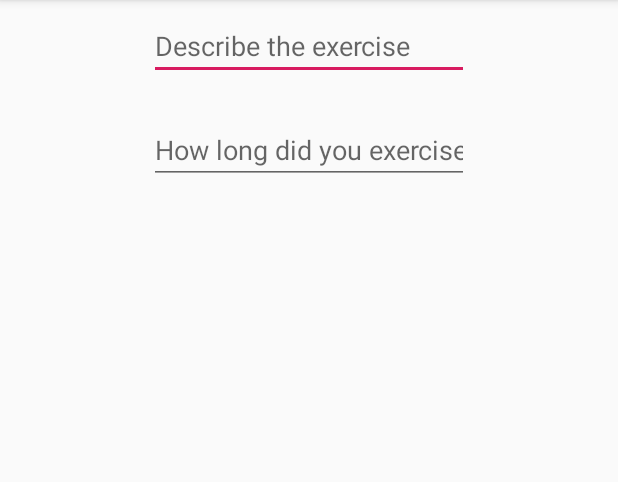
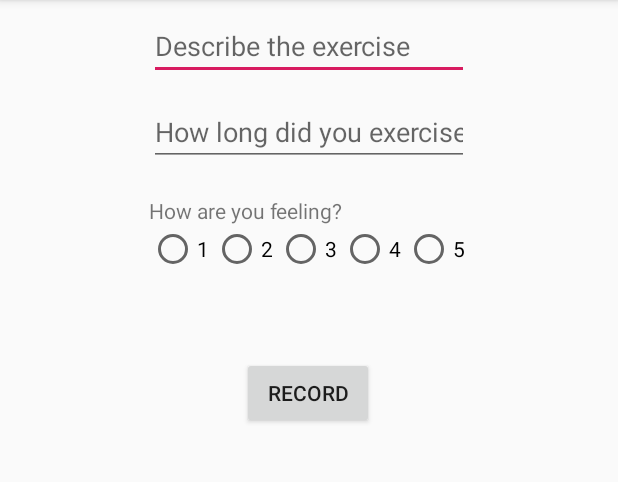
Before and after one commit to MichaelJahns/Health-Tracker, an Android app: the diaryActivity screen opened directly, with no data from a screen before it, on a phone screen of 412 x 824 dp, the part 84-566 px from its top. Run offline under Robolectric (Android 15) with nearby library versions, the phone set to English and light mode, and no system bars; our stand-ins replace Room's generated code.

```diff
--- a/app/build.gradle
+++ b/app/build.gradle
@@ -19,6 +19,12 @@ android {
 }
 
 dependencies {
+    def room_version = "2.1.0-beta01"
+
+    implementation "androidx.room:room-runtime:$room_version"
+    annotationProcessor "androidx.room:room-compiler:$room_version"
+    testImplementation "androidx.room:room-testing:$room_version"
+
     implementation fileTree(dir: 'libs', include: ['*.jar'])
     implementation 'androidx.appcompat:appcompat:1.0.2'
     implementation 'androidx.constraintlayout:constraintlayout:1.1.3'
--- a/app/src/main/AndroidManifest.xml
+++ b/app/src/main/AndroidManifest.xml
@@ -1,6 +1,8 @@
 <?xml version="1.0" encoding="utf-8"?>
 <manifest xmlns:android="http://schemas.android.com/apk/res/android"
     package="com.example.healthtracker">
+
+    <uses-permission android:name="android.permission.RECORD_AUDIO" />
 
     <application
         android:allowBackup="true"
@@ -9,7 +11,8 @@
         android:roundIcon="@mipmap/ic_launcher_round"
         android:supportsRtl="true"
         android:theme="@style/AppTheme">
-        <activity android:name=".carouselActivity"></activity>
+        <activity android:name=".streamEntryActivity"></activity>
+        <activity android:name=".carouselActivity" />
         <activity android:name=".diaryActivity" />
         <activity android:name=".clickerActitivity" />
         <activity
--- /dev/null
+++ b/app/src/main/java/com/example/healthtracker/EntryDAO.java
@@ -0,0 +1,26 @@
+package com.example.healthtracker;
+
+import androidx.room.Dao;
+import androidx.room.Delete;
+import androidx.room.Index;
+import androidx.room.Insert;
+import androidx.room.Query;
+import androidx.room.Update;
+
+import java.util.List;
+
+@Dao
+public interface EntryDAO {
+
+    @Query("SELECT * FROM Entry")
+    List<Entry> getAll();
+
+    @Insert
+    void add(Entry entry);
+
+    @Update
+    void update(Entry entry);
+
+    @Delete
+    void delete(Entry entry);
+}
--- /dev/null
+++ b/app/src/main/java/com/example/healthtracker/EntryDatabase.java
@@ -0,0 +1,9 @@
+package com.example.healthtracker;
+
+import androidx.room.Database;
+import androidx.room.RoomDatabase;
+
+@Database(entities = {Entry.class}, version = 1)
+public abstract class EntryDatabase extends RoomDatabase {
+    public abstract EntryDAO entryDAO();
+}
--- a/app/src/main/java/com/example/healthtracker/MainActivity.java
+++ b/app/src/main/java/com/example/healthtracker/MainActivity.java
@@ -69,4 +69,9 @@ public class MainActivity extends AppCompatActivity {
         startActivity(intent);
     }
 
+    public void onCourierStream(View view){
+        Intent intent = new Intent(this, streamEntryActivity.class);
+        startActivity(intent);
+    }
+
 }
--- a/app/src/main/java/com/example/healthtracker/diaryActivity.java
+++ b/app/src/main/java/com/example/healthtracker/diaryActivity.java
@@ -1,14 +1,42 @@
 package com.example.healthtracker;
 
+import android.os.Bundle;
+import android.view.View;
+import android.widget.EditText;
+import android.widget.RadioButton;
+import android.widget.RadioGroup;
+
 import androidx.appcompat.app.AppCompatActivity;
-
-import android.os.Bundle;
+import androidx.room.Room;
 
 public class diaryActivity extends AppCompatActivity {
+    EntryDatabase db;
 
     @Override
     protected void onCreate(Bundle savedInstanceState) {
         super.onCreate(savedInstanceState);
         setContentView(R.layout.activity_diary);
+
+        db = Room.databaseBuilder(
+                getApplicationContext(),
+                EntryDatabase.class,
+                "entry-db")
+                .allowMainThreadQueries()
+                .fallbackToDestructiveMigration()
+                .build();
+    }
+
+    public void onExerciseRecord(View view) {
+        EditText description = findViewById(R.id.diaryDescription);
+        EditText length = findViewById(R.id.diaryLength);
+        RadioGroup radioMood = findViewById(R.id.diaryMood);
+        RadioButton active = findViewById(radioMood.getCheckedRadioButtonId());
+
+        Entry entry = new Entry();
+        entry.setDescription(String.valueOf(description.getText()));
+        entry.setLength(String.valueOf(length.getText()));
+        entry.setMood(Integer.parseInt(String.valueOf(active.getText())));
+
+        db.entryDAO().add(entry);
     }
 }
--- a/app/src/main/res/layout/activity_carousel.xml
+++ b/app/src/main/res/layout/activity_carousel.xml
@@ -15,6 +15,6 @@
        app:slideInterval="4000"
        app:radius="6dp"
        app:strokeWidth="6dp"
-       app:strokeColor="#FF77777777"
+       app:strokeColor="#FF777777"
        android:id="@+id/carousel"/>
 </RelativeLayout>
--- a/app/src/main/res/layout/activity_diary.xml
+++ b/app/src/main/res/layout/activity_diary.xml
@@ -7,7 +7,7 @@
     tools:context=".diaryActivity">
 
     <EditText
-        android:id="@+id/editText2"
+        android:id="@+id/diaryDescription"
         android:layout_width="wrap_content"
         android:layout_height="wrap_content"
         android:layout_marginStart="8dp"
@@ -25,16 +25,87 @@
         app:layout_constraintTop_toTopOf="parent" />
 
     <EditText
-        android:id="@+id/editText3"
+        android:id="@+id/diaryLength"
         android:layout_width="wrap_content"
         android:layout_height="wrap_content"
-        android:layout_marginTop="24dp"
+        android:layout_marginTop="12dp"
+        android:layout_marginEnd="8dp"
+        android:layout_marginRight="8dp"
         android:ems="10"
         android:hint="@string/how_long_did_you_exercise"
+        android:importantForAutofill="no"
         android:inputType="time"
-        app:layout_constraintEnd_toEndOf="@+id/editText2"
+        app:layout_constraintEnd_toEndOf="@+id/diaryDescription"
         app:layout_constraintHorizontal_bias="0.0"
-        app:layout_constraintStart_toStartOf="@+id/editText2"
-        app:layout_constraintTop_toBottomOf="@+id/editText2"
-        android:importantForAutofill="no" />
+        app:layout_constraintStart_toStartOf="@id/diaryDescription"
+        app:layout_constraintTop_toBottomOf="@id/diaryDescription" />
+
+    <RadioGroup
+        android:id="@+id/diaryMood"
+        android:layout_width="0dp"
+        android:layout_height="wrap_content"
+        android:orientation="horizontal"
+        app:layout_constraintEnd_toEndOf="@+id/moodLabel"
+        app:layout_constraintHorizontal_bias="0.0"
+        app:layout_constraintStart_toStartOf="@+id/moodLabel"
+        app:layout_constraintTop_toBottomOf="@+id/moodLabel">
+
+        <RadioButton
+            android:id="@+id/radioOne"
+            android:layout_width="wrap_content"
+            android:layout_height="wrap_content"
+            android:layout_weight="1"
+            android:text="1" />
+
+        <RadioButton
+            android:id="@+id/radioTwo"
+            android:layout_width="wrap_content"
+            android:layout_height="wrap_content"
+            android:layout_weight="1"
+            android:text="2" />
+
+        <RadioButton
+            android:id="@+id/radioThree"
+            android:layout_width="wrap_content"
+            android:layout_height="wrap_content"
+            android:layout_weight="1"
+            android:text="3" />
+
+        <RadioButton
+            android:id="@+id/radioFour"
+            android:layout_width="wrap_content"
+            android:layout_height="wrap_content"
+            android:layout_weight="1"
+            android:text="4" />
+
+        <RadioButton
+            android:id="@+id/radioFive"
+            android:layout_width="wrap_content"
+            android:layout_height="wrap_content"
+            android:layout_weight="1"
+            android:text="5" />
+    </RadioGroup>
+
+    <TextView
+        android:id="@+id/moodLabel"
+        android:layout_width="0dp"
+        android:layout_height="wrap_content"
+        android:layout_marginTop="20dp"
+        android:text="How are you feeling?"
+        app:layout_constraintEnd_toEndOf="@+id/diaryLength"
+        app:layout_constraintHorizontal_bias="0.0"
+        app:layout_constraintStart_toStartOf="@+id/diaryLength"
+        app:layout_constraintTop_toBottomOf="@+id/diaryLength" />
+
+    <Button
+        android:id="@+id/diarySubmit"
+        android:layout_width="wrap_content"
+        android:layout_height="wrap_content"
+        android:layout_marginTop="56dp"
+        android:onClick="onExerciseRecord"
+        android:text="@string/record"
+        app:layout_constraintEnd_toEndOf="@+id/diaryMood"
+        app:layout_constraintHorizontal_bias="0.496"
+        app:layout_constraintStart_toStartOf="@+id/diaryMood"
+        app:layout_constraintTop_toBottomOf="@+id/diaryMood" />
 </androidx.constraintlayout.widget.ConstraintLayout>
```
Also changed, not shown: app/src/main/java/com/example/healthtracker/Entry.java (added, +58 -0 lines), app/src/main/java/com/example/healthtracker/EntryLayoutAdapter.java (added, +72 -0 lines), app/src/main/java/com/example/healthtracker/streamEntryActivity.java (added, +32 -0 lines), app/src/main/res/layout/activity_stream_entry.xml (added, +21 -0 lines), app/src/main/res/layout/content_main.xml (+14 -0 lines), app/src/main/res/layout/single_entry.xml (added, +20 -0 lines).
